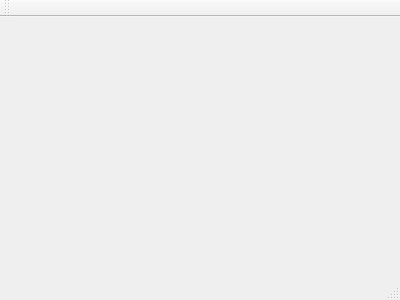
This is mainwindow.ui in IgorProjects/GraphList as Qt 5 draws it before an edit. The edited form follows.
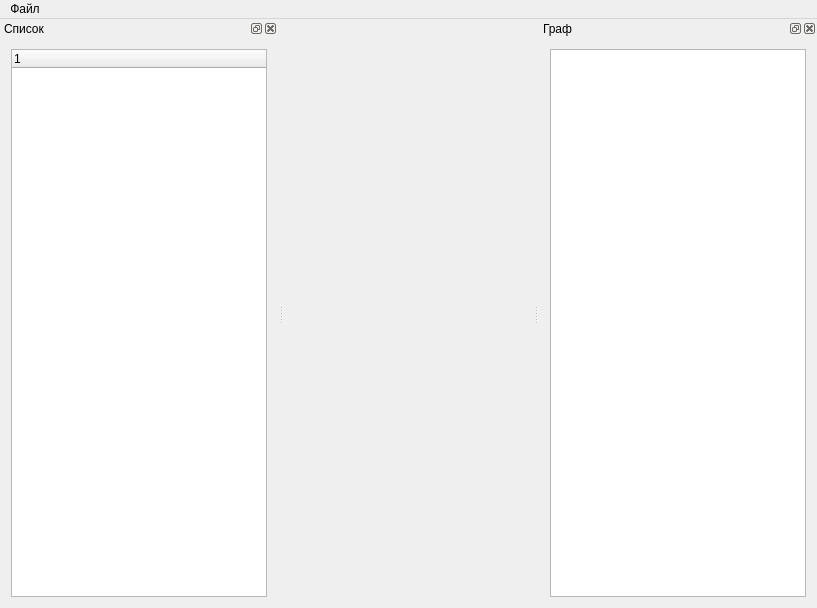
This is the edited form.

Commit message: Basic markup

What changed in the file:
```diff
--- a/mainwindow.ui
+++ b/mainwindow.ui
@@ -1,24 +1,90 @@
 <ui version="4.0">
  <class>MainWindow</class>
- <widget class="QMainWindow" name="MainWindow" >
-  <property name="geometry" >
+ <widget class="QMainWindow" name="MainWindow">
+  <property name="geometry">
    <rect>
     <x>0</x>
     <y>0</y>
-    <width>400</width>
-    <height>300</height>
+    <width>817</width>
+    <height>608</height>
    </rect>
   </property>
   <property name="windowTitle" >
    <string>MainWindow</string>
   </property>
-  <widget class="QMenuBar" name="menuBar" />
-  <widget class="QToolBar" name="mainToolBar" />
-  <widget class="QWidget" name="centralWidget" />
-  <widget class="QStatusBar" name="statusBar" />
+  <widget class="QWidget" name="centralWidget"/>
+  <widget class="QMenuBar" name="menuBar">
+   <property name="geometry">
+    <rect>
+     <x>0</x>
+     <y>0</y>
+     <width>817</width>
+     <height>21</height>
+    </rect>
+   </property>
+   <widget class="QMenu" name="menu">
+    <property name="title">
+     <string>Файл</string>
+    </property>
+    <addaction name="action"/>
+   </widget>
+   <addaction name="menu"/>
+  </widget>
+  <widget class="QDockWidget" name="dockWidget">
+   <property name="baseSize">
+    <size>
+     <width>293</width>
+     <height>587</height>
+    </size>
+   </property>
+   <property name="windowTitle">
+    <string>Список</string>
+   </property>
+   <attribute name="dockWidgetArea">
+    <number>1</number>
+   </attribute>
+   <widget class="QWidget" name="dockWidgetContents">
+    <layout class="QHBoxLayout" name="horizontalLayout">
+     <item>
+      <widget class="QTreeWidget" name="treeWidget">
+       <column>
+        <property name="text">
+         <string notr="true">1</string>
+        </property>
+       </column>
+      </widget>
+     </item>
+    </layout>
+   </widget>
+  </widget>
+  <widget class="QDockWidget" name="dockWidget_2">
+   <property name="baseSize">
+    <size>
+     <width>505</width>
+     <height>587</height>
+    </size>
+   </property>
+   <property name="windowTitle">
+    <string>Граф</string>
+   </property>
+   <attribute name="dockWidgetArea">
+    <number>2</number>
+   </attribute>
+   <widget class="QWidget" name="dockWidgetContents_2">
+    <layout class="QHBoxLayout" name="horizontalLayout_3">
+     <item>
+      <widget class="QGraphicsView" name="graphicsView"/>
+     </item>
+    </layout>
+   </widget>
+  </widget>
+  <action name="action">
+   <property name="text">
+    <string>Выход</string>
+   </property>
+  </action>
  </widget>
- <layoutDefault spacing="6" margin="11" />
- <pixmapfunction></pixmapfunction>
+ <layoutdefault spacing="6" margin="11"/>
  <resources/>
  <connections/>
 </ui>
```
Left out of the diff: 3 changed lines with no effect on the pictures. The commit also changes 1 other file.
